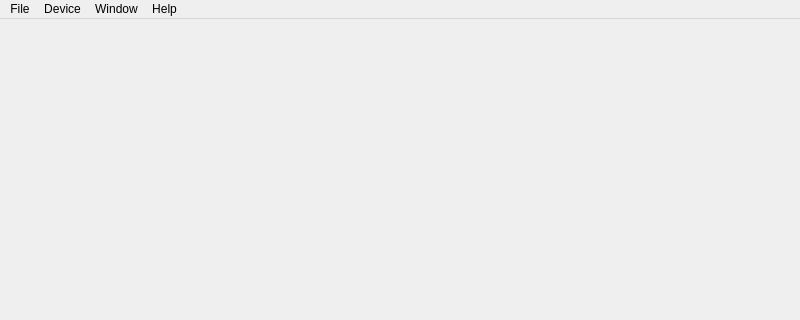
This is Software/PC_Application/main.ui in jankae/LibreVNA as Qt 5 draws it before an edit; both pictures show x 0 to 800 and y 0 to 320 of the 800 by 600 pixel window. The edited form follows.
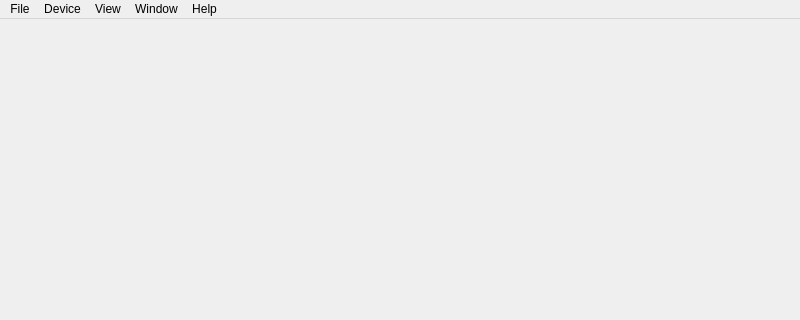
This is the edited form. Icons and pictures are not drawn.

The edit to the form file:
```diff
--- a/Software/PC_Application/main.ui
+++ b/Software/PC_Application/main.ui
@@ -82,8 +82,15 @@
     </property>
     <addaction name="actionAbout"/>
    </widget>
+   <widget class="QMenu" name="menuView">
+    <property name="title">
+     <string>View</string>
+    </property>
+    <addaction name="actionPreset"/>
+   </widget>
    <addaction name="menuFile"/>
    <addaction name="menuDevice"/>
+   <addaction name="menuView"/>
    <addaction name="menuWindow"/>
    <addaction name="menuHelp"/>
   </widget>
```
Left out of the diff: 8 changed lines with no effect on the pictures.
